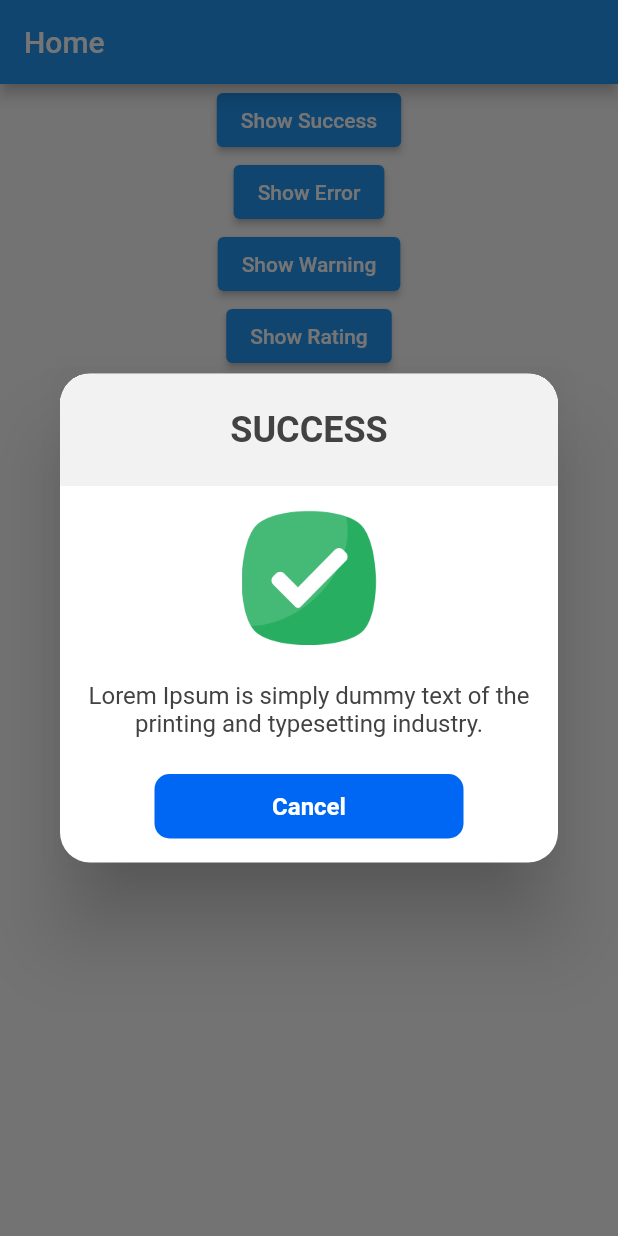
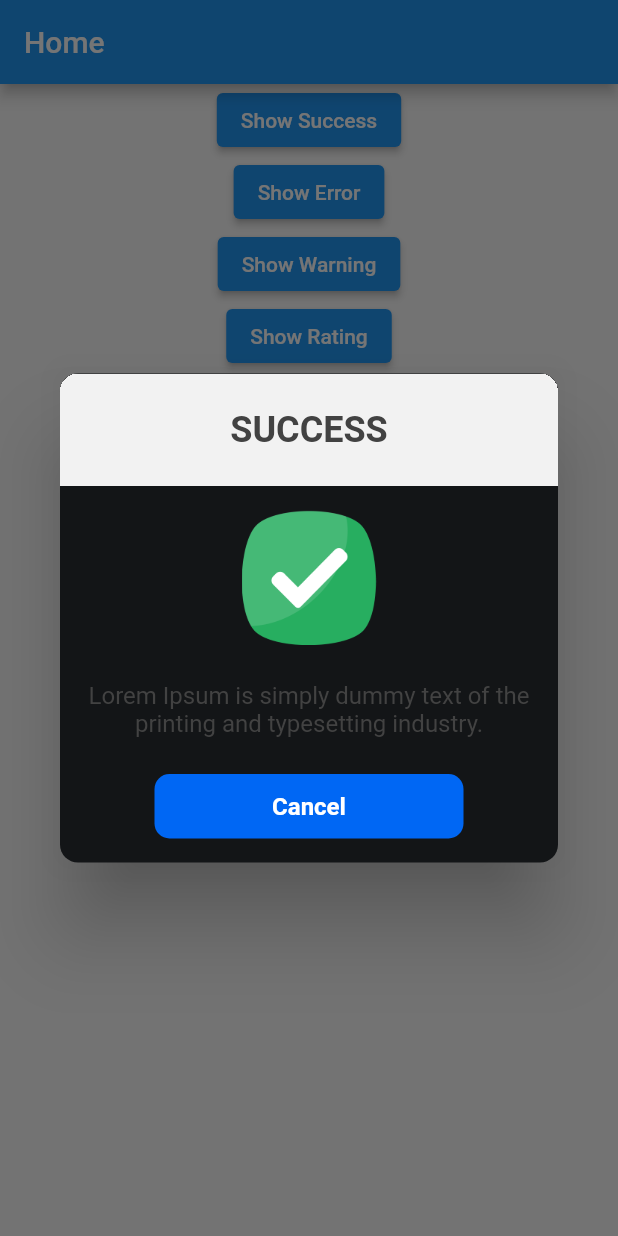
Before and after one commit to omeryilmazel/SwAlert, a Flutter app: the screen it shows after launch, after a tap on "Show Success", on a phone screen of 412 x 824 dp. Run offline on Flutter 3.47's test engine with Material 2 defaults, Android fonts, the phone set to English and light mode, and no system bars.

Commit message:
Update success.dart

```diff
--- a/lib/src/widgets/success.dart
+++ b/lib/src/widgets/success.dart
@@ -25,7 +25,7 @@ class SwSuccess extends StatelessWidget {
         clipBehavior: Clip.hardEdge,
         width: MediaQuery.of(context).size.width,
         decoration: BoxDecoration(
-            borderRadius: BorderRadius.circular(20), color: Color(0xFFFFFFFF)),
+            borderRadius: BorderRadius.circular(12), color: Color(0xFF131517)),
         child: Column(
           mainAxisSize: MainAxisSize.min,
           children: [buildTitle(),buildImage(),buildContent(),button(context)],
```
